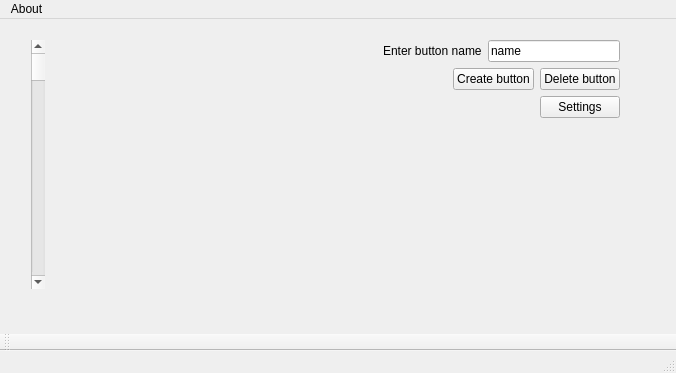
This is GUI/GUI/mainwindow.ui in vNexx/Jarvis as Qt 5 draws it before an edit. The edited form follows.
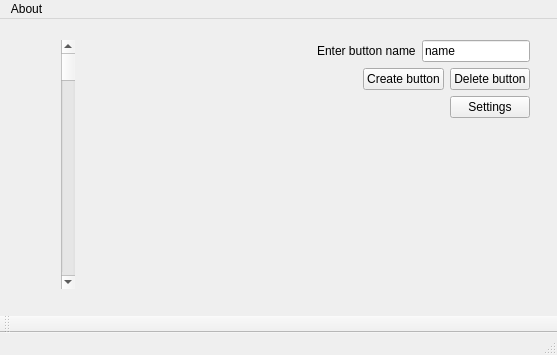
This is the edited form.

```diff
--- a/GUI/GUI/mainwindow.ui
+++ b/GUI/GUI/mainwindow.ui
@@ -6,8 +6,8 @@
    <rect>
     <x>0</x>
     <y>0</y>
-    <width>676</width>
-    <height>373</height>
+    <width>557</width>
+    <height>355</height>
    </rect>
   </property>
   <property name="windowTitle">
@@ -17,9 +17,9 @@
    <widget class="QWidget" name="layoutWidget">
     <property name="geometry">
      <rect>
-      <x>20</x>
+      <x>50</x>
       <y>10</y>
-      <width>611</width>
+      <width>491</width>
       <height>271</height>
      </rect>
     </property>
@@ -162,7 +162,7 @@
     <rect>
      <x>0</x>
      <y>0</y>
-     <width>676</width>
+     <width>557</width>
      <height>19</height>
     </rect>
    </property>
```
